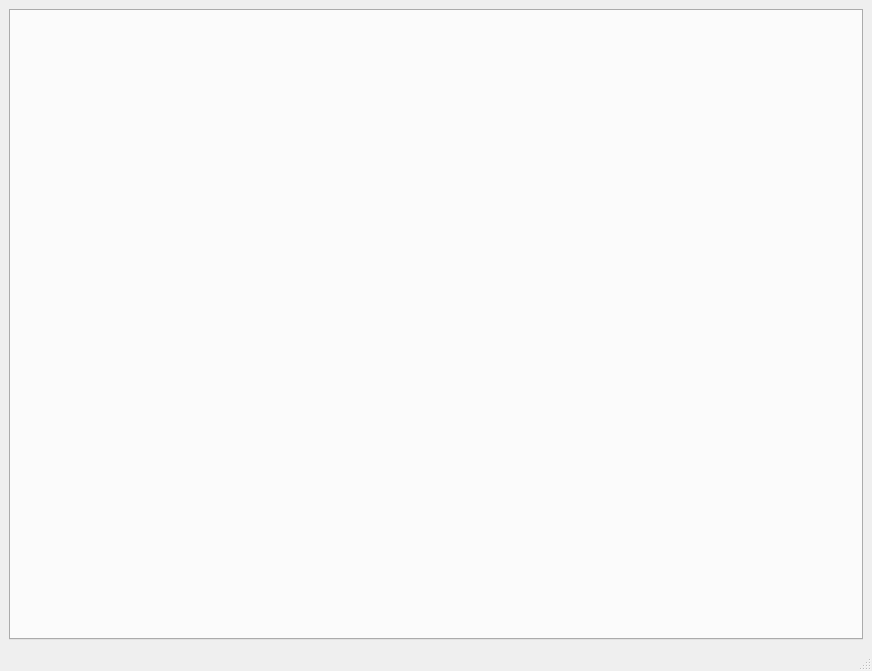
The window that tools/gui/ui/main.ui (victorhook/slamdeck) describes before a commit, drawn with Qt 5.
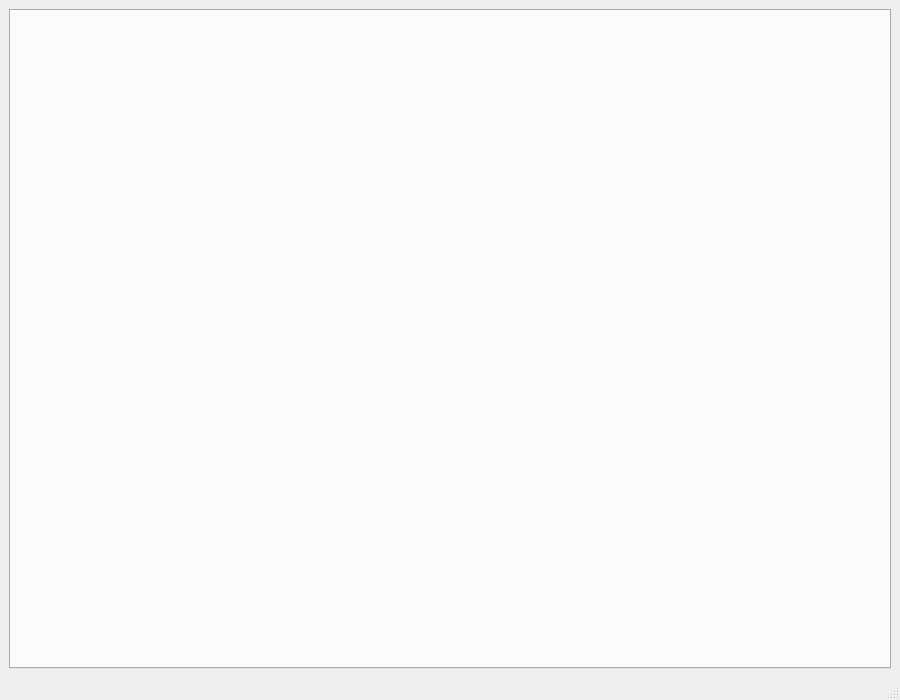
The same window after the commit.

Diff of the .ui file:
```diff
--- a/tools/gui/ui/main.ui
+++ b/tools/gui/ui/main.ui
@@ -6,8 +6,8 @@
    <rect>
     <x>0</x>
     <y>0</y>
-    <width>872</width>
-    <height>671</height>
+    <width>900</width>
+    <height>700</height>
    </rect>
   </property>
   <property name="windowTitle">
```
Left out of the diff: 2 changed lines with no effect on the pictures.
